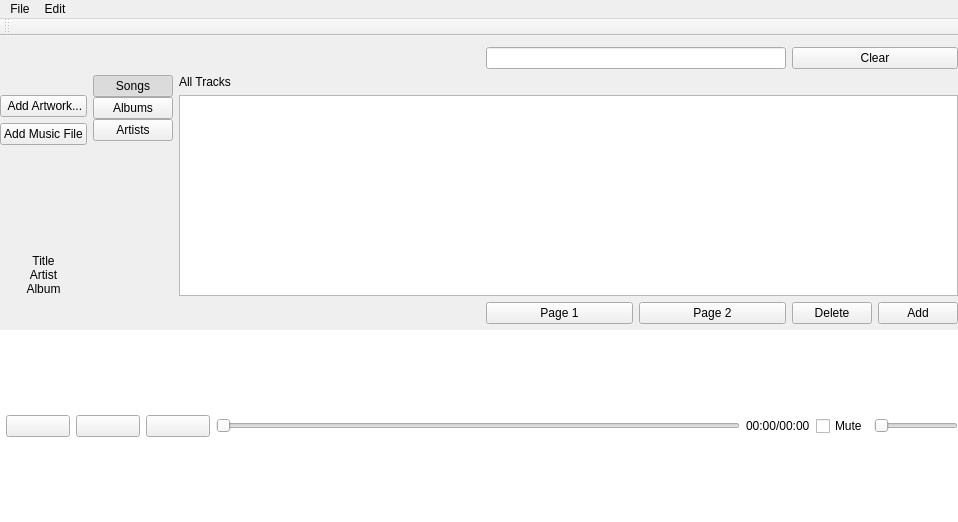
Old version of the form mainwindow.ui in the repository ShahroozGh/qt-media-library.
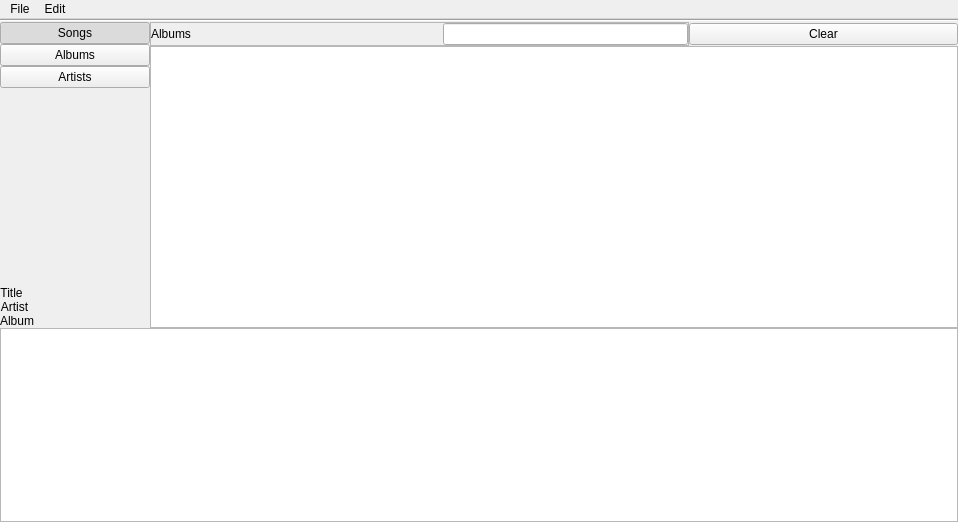
New version of the form. The open tabs and pages were chosen to show the change.

Commit message: Replaced QMainWindow built in menubar with custom widget

```diff
--- a/mainwindow.ui
+++ b/mainwindow.ui
@@ -27,32 +27,50 @@
     <property name="leftMargin">
      <number>0</number>
     </property>
+    <property name="topMargin">
+     <number>0</number>
+    </property>
     <property name="rightMargin">
      <number>0</number>
     </property>
     <property name="bottomMargin">
      <number>0</number>
     </property>
-    <item row="3" column="3">
-     <layout class="QHBoxLayout" name="horizontalLayout_3">
-      <item>
-       <widget class="QPushButton" name="pushButtonPg1">
-        <property name="text">
-         <string>Page 1</string>
-        </property>
-       </widget>
-      </item>
-      <item>
-       <widget class="QPushButton" name="pushButtonPg2">
-        <property name="text">
-         <string>Page 2</string>
-        </property>
-       </widget>
-      </item>
-     </layout>
-    </item>
-    <item row="1" column="4">
-     <widget class="QPushButton" name="pushButtonSearch">
+    <property name="spacing">
+     <number>0</number>
+    </property>
+    <item row="2" column="1" rowspan="2">
+     <widget class="QFrame" name="sideBarFrame">
+      <property name="sizePolicy">
+       <sizepolicy hsizetype="Fixed" vsizetype="Preferred">
+        <horstretch>0</horstretch>
+        <verstretch>0</verstretch>
+       </sizepolicy>
+      </property>
+      <property name="minimumSize">
+       <size>
+        <width>150</width>
+        <height>0</height>
+       </size>
+      </property>
+      <layout class="QVBoxLayout" name="verticalLayout">
+       <property name="spacing">
+        <number>0</number>
+       </property>
+       <property name="leftMargin">
+        <number>0</number>
+       </property>
+       <property name="topMargin">
+        <number>0</number>
+       </property>
+       <property name="rightMargin">
+        <number>0</number>
+       </property>
+       <property name="bottomMargin">
+        <number>0</number>
+       </property>
+       <item>
+        <widget class="QPushButton" name="displaySongsButton">
       <property name="sizePolicy">
        <sizepolicy hsizetype="Minimum" vsizetype="Fixed">
         <horstretch>0</horstretch>
@@ -60,65 +78,41 @@
        </sizepolicy>
       </property>
       <property name="text">
-       <string>Clear</string>
-      </property>
-     </widget>
-    </item>
-    <item row="3" column="4">
-     <layout class="QHBoxLayout" name="horizontalLayout">
-      <item alignment="Qt::AlignTop">
-       <widget class="QPushButton" name="pushButtonDelete">
-        <property name="text">
-         <string>Delete</string>
-        </property>
-       </widget>
-      </item>
-      <item alignment="Qt::AlignTop">
-       <widget class="QPushButton" name="pushButtonAdd">
-        <property name="text">
-         <string>Add</string>
+          <string>Songs</string>
+         </property>
+         <property name="checkable">
+          <bool>true</bool>
+         </property>
+         <property name="checked">
+          <bool>true</bool>
         </property>
         <property name="flat">
          <bool>false</bool>
         </property>
        </widget>
       </item>
-     </layout>
-    </item>
-    <item row="1" column="2">
-     <spacer name="horizontalSpacer">
-      <property name="orientation">
-       <enum>Qt::Horizontal</enum>
-      </property>
-      <property name="sizeHint" stdset="0">
-       <size>
-        <width>40</width>
-        <height>20</height>
-       </size>
-      </property>
-     </spacer>
-    </item>
-    <item row="1" column="3">
-     <widget class="QLineEdit" name="lineEditSearch"/>
-    </item>
-    <item row="2" column="0">
-     <layout class="QGridLayout" name="gridLayout_2">
-      <item row="2" column="0">
-       <widget class="QPushButton" name="addArtButton">
+       <item>
+        <widget class="QPushButton" name="displayAlbumsButton">
         <property name="text">
-         <string> Add Artwork...</string>
-        </property>
-       </widget>
-      </item>
-      <item row="3" column="0">
-       <widget class="QPushButton" name="linkMusicButton">
+          <string>Albums</string>
+         </property>
+         <property name="checkable">
+          <bool>true</bool>
+         </property>
+        </widget>
+       </item>
+       <item>
+        <widget class="QPushButton" name="displayArtistsButton">
         <property name="text">
-         <string>Add Music File</string>
-        </property>
-       </widget>
-      </item>
-      <item row="4" column="0">
-       <spacer name="verticalSpacer_2">
+          <string>Artists</string>
+         </property>
+         <property name="checkable">
+          <bool>true</bool>
+         </property>
+        </widget>
+       </item>
+       <item>
+        <spacer name="verticalSpacer">
         <property name="orientation">
          <enum>Qt::Vertical</enum>
         </property>
@@ -130,7 +124,7 @@
         </property>
        </spacer>
       </item>
-      <item row="0" column="0">
+       <item>
        <widget class="QLabel" name="albumCoverLabel">
         <property name="minimumSize">
          <size>
@@ -140,8 +134,8 @@
         </property>
         <property name="maximumSize">
          <size>
-          <width>300</width>
-          <height>300</height>
+           <width>200</width>
+           <height>200</height>
          </size>
         </property>
         <property name="text">
@@ -152,7 +146,7 @@
         </property>
        </widget>
       </item>
-      <item row="5" column="0">
+       <item>
        <widget class="QFrame" name="songInfoFrame">
         <property name="sizePolicy">
          <sizepolicy hsizetype="Preferred" vsizetype="Minimum">
@@ -182,7 +176,7 @@
          <property name="bottomMargin">
           <number>0</number>
          </property>
-         <item>
+          <item alignment="Qt::AlignLeft">
           <widget class="QLabel" name="titleLabel">
            <property name="sizePolicy">
             <sizepolicy hsizetype="Minimum" vsizetype="Preferred">
@@ -213,7 +207,7 @@
            </property>
           </widget>
          </item>
-         <item>
+          <item alignment="Qt::AlignLeft">
           <widget class="QLabel" name="artistLabel">
            <property name="sizePolicy">
             <sizepolicy hsizetype="Minimum" vsizetype="Preferred">
@@ -229,7 +223,7 @@
            </property>
           </widget>
          </item>
-         <item>
+          <item alignment="Qt::AlignLeft">
           <widget class="QLabel" name="albumLabel">
            <property name="sizePolicy">
             <sizepolicy hsizetype="Minimum" vsizetype="Preferred">
@@ -252,38 +246,33 @@
        </widget>
       </item>
      </layout>
+     </widget>
     </item>
-    <item row="7" column="0" colspan="5">
-     <layout class="QGridLayout" name="gridLayout_5">
-      <item row="2" column="0" colspan="2">
-       <widget class="QGraphicsView" name="graphicsView">
-        <property name="sizePolicy">
-         <sizepolicy hsizetype="Expanding" vsizetype="Preferred">
-          <horstretch>0</horstretch>
-          <verstretch>0</verstretch>
-         </sizepolicy>
-        </property>
-        <property name="focusPolicy">
-         <enum>Qt::StrongFocus</enum>
-        </property>
-        <property name="autoFillBackground">
-         <bool>false</bool>
-        </property>
+    <item row="4" column="1" colspan="4">
+     <widget class="QFrame" name="bottomTrackFrame">
         <property name="frameShape">
-         <enum>QFrame::NoFrame</enum>
+       <enum>QFrame::StyledPanel</enum>
         </property>
         <property name="frameShadow">
-         <enum>QFrame::Sunken</enum>
-        </property>
-        <property name="verticalScrollBarPolicy">
-         <enum>Qt::ScrollBarAlwaysOff</enum>
-        </property>
-        <property name="horizontalScrollBarPolicy">
-         <enum>Qt::ScrollBarAlwaysOff</enum>
-        </property>
-       </widget>
-      </item>
-      <item row="2" column="1">
+       <enum>QFrame::Raised</enum>
+      </property>
+      <layout class="QGridLayout" name="gridLayout_6">
+       <property name="leftMargin">
+        <number>0</number>
+       </property>
+       <property name="topMargin">
+        <number>0</number>
+       </property>
+       <property name="rightMargin">
+        <number>0</number>
+       </property>
+       <property name="bottomMargin">
+        <number>0</number>
+       </property>
+       <property name="horizontalSpacing">
+        <number>0</number>
+       </property>
+       <item row="0" column="0">
        <layout class="QHBoxLayout" name="horizontalLayout_2">
         <item alignment="Qt::AlignVCenter">
          <widget class="QPushButton" name="backButton">
@@ -373,11 +362,133 @@
           </property>
          </widget>
         </item>
+         <item>
+          <layout class="QHBoxLayout" name="horizontalLayout">
+           <item alignment="Qt::AlignVCenter">
+            <widget class="QPushButton" name="pushButtonDelete">
+             <property name="sizePolicy">
+              <sizepolicy hsizetype="Fixed" vsizetype="Fixed">
+               <horstretch>0</horstretch>
+               <verstretch>0</verstretch>
+              </sizepolicy>
+             </property>
+             <property name="minimumSize">
+              <size>
+               <width>25</width>
+               <height>25</height>
+              </size>
+             </property>
+             <property name="text">
+              <string>-</string>
+             </property>
+            </widget>
+           </item>
+           <item alignment="Qt::AlignVCenter">
+            <widget class="QPushButton" name="pushButtonAdd">
+             <property name="sizePolicy">
+              <sizepolicy hsizetype="Fixed" vsizetype="Fixed">
+               <horstretch>0</horstretch>
+               <verstretch>0</verstretch>
+              </sizepolicy>
+             </property>
+             <property name="text">
+              <string>+</string>
+             </property>
+             <property name="flat">
+              <bool>false</bool>
+             </property>
+            </widget>
+           </item>
        </layout>
       </item>
      </layout>
     </item>
-    <item row="2" column="2" colspan="3">
+       <item row="0" column="0">
+        <widget class="QGraphicsView" name="graphicsView">
+         <property name="sizePolicy">
+          <sizepolicy hsizetype="Expanding" vsizetype="Preferred">
+           <horstretch>0</horstretch>
+           <verstretch>0</verstretch>
+          </sizepolicy>
+         </property>
+         <property name="focusPolicy">
+          <enum>Qt::StrongFocus</enum>
+         </property>
+         <property name="autoFillBackground">
+          <bool>false</bool>
+         </property>
+         <property name="frameShape">
+          <enum>QFrame::NoFrame</enum>
+         </property>
+         <property name="frameShadow">
+          <enum>QFrame::Sunken</enum>
+         </property>
+         <property name="verticalScrollBarPolicy">
+          <enum>Qt::ScrollBarAlwaysOff</enum>
+         </property>
+         <property name="horizontalScrollBarPolicy">
+          <enum>Qt::ScrollBarAlwaysOff</enum>
+         </property>
+        </widget>
+       </item>
+      </layout>
+      <zorder>graphicsView</zorder>
+      <zorder></zorder>
+     </widget>
+    </item>
+    <item row="2" column="2" colspan="2">
+     <widget class="QFrame" name="topLabelFrame">
+      <property name="frameShape">
+       <enum>QFrame::StyledPanel</enum>
+      </property>
+      <property name="frameShadow">
+       <enum>QFrame::Raised</enum>
+      </property>
+      <layout class="QGridLayout" name="gridLayout_5">
+       <property name="leftMargin">
+        <number>0</number>
+       </property>
+       <property name="topMargin">
+        <number>0</number>
+       </property>
+       <property name="rightMargin">
+        <number>0</number>
+       </property>
+       <property name="bottomMargin">
+        <number>0</number>
+       </property>
+       <item row="0" column="0">
+        <widget class="QLabel" name="IconListTypeLabel">
+         <property name="font">
+          <font>
+           <stylestrategy>PreferAntialias</stylestrategy>
+          </font>
+         </property>
+         <property name="text">
+          <string>Albums</string>
+         </property>
+        </widget>
+       </item>
+       <item row="0" column="1">
+        <spacer name="horizontalSpacer">
+         <property name="orientation">
+          <enum>Qt::Horizontal</enum>
+         </property>
+         <property name="sizeHint" stdset="0">
+          <size>
+           <width>40</width>
+           <height>20</height>
+          </size>
+         </property>
+        </spacer>
+       </item>
+       <item row="0" column="2">
+        <widget class="QLineEdit" name="lineEditSearch"/>
+       </item>
+      </layout>
+     </widget>
+    </item>
+    <item row="3" column="2" colspan="3">
      <widget class="QStackedWidget" name="songListsStackedWidget">
       <property name="lineWidth">
        <number>1</number>
@@ -399,7 +510,7 @@
         <property name="bottomMargin">
          <number>0</number>
         </property>
-        <item row="1" column="0">
+        <item row="0" column="0">
          <widget class="QTreeView" name="treeView">
           <property name="sizePolicy">
            <sizepolicy hsizetype="Expanding" vsizetype="Expanding">
@@ -430,13 +541,6 @@
           </property>
          </widget>
         </item>
-        <item row="0" column="0">
-         <widget class="QLabel" name="ListTypeLabel">
-          <property name="text">
-           <string>All Tracks</string>
-          </property>
-         </widget>
-        </item>
        </layout>
       </widget>
       <widget class="QWidget" name="albumListPage">
@@ -502,24 +606,12 @@
           </property>
          </widget>
         </item>
-        <item row="0" column="1">
-         <widget class="QLabel" name="IconListTypeLabel">
-          <property name="text">
-           <string>Albums</string>
-          </property>
-         </widget>
-        </item>
        </layout>
       </widget>
      </widget>
     </item>
-    <item row="2" column="1">
-     <layout class="QVBoxLayout" name="verticalLayout">
-      <property name="spacing">
-       <number>0</number>
-      </property>
-      <item>
-       <widget class="QPushButton" name="displaySongsButton">
+    <item row="2" column="4">
+     <widget class="QPushButton" name="pushButtonSearch">
         <property name="sizePolicy">
          <sizepolicy hsizetype="Minimum" vsizetype="Fixed">
           <horstretch>0</horstretch>
@@ -527,53 +619,16 @@
          </sizepolicy>
         </property>
         <property name="text">
-         <string>Songs</string>
-        </property>
-        <property name="checkable">
-         <bool>true</bool>
-        </property>
-        <property name="checked">
-         <bool>true</bool>
-        </property>
-        <property name="flat">
-         <bool>false</bool>
-        </property>
-       </widget>
-      </item>
-      <item>
-       <widget class="QPushButton" name="displayAlbumsButton">
-        <property name="text">
-         <string>Albums</string>
-        </property>
-        <property name="checkable">
-         <bool>true</bool>
-        </property>
-       </widget>
-      </item>
-      <item>
-       <widget class="QPushButton" name="displayArtistsButton">
-        <property name="text">
-         <string>Artists</string>
-        </property>
-        <property name="checkable">
-         <bool>true</bool>
-        </property>
-       </widget>
-      </item>
-      <item>
-       <spacer name="verticalSpacer">
+       <string>Clear</string>
+      </property>
+     </widget>
+    </item>
+    <item row="0" column="1" colspan="4">
+     <widget class="Line" name="menuBarPlaceholder">
         <property name="orientation">
-         <enum>Qt::Vertical</enum>
-        </property>
-        <property name="sizeHint" stdset="0">
-         <size>
-          <width>20</width>
-          <height>40</height>
-         </size>
-        </property>
-       </spacer>
-      </item>
-     </layout>
+       <enum>Qt::Horizontal</enum>
+      </property>
+     </widget>
     </item>
    </layout>
   </widget>
@@ -605,14 +660,6 @@
    <addaction name="menuFile"/>
    <addaction name="menuEdit"/>
   </widget>
-  <widget class="QToolBar" name="mainToolBar">
-   <attribute name="toolBarArea">
-    <enum>TopToolBarArea</enum>
-   </attribute>
-   <attribute name="toolBarBreak">
-    <bool>false</bool>
-   </attribute>
-  </widget>
   <action name="actionOpen">
    <property name="text">
     <string>Open</string>
```
Left out of the diff: 17 changed lines with no effect on the pictures. Lines whose indentation alone changed are shown as unchanged. The commit also changes 4 other files.
